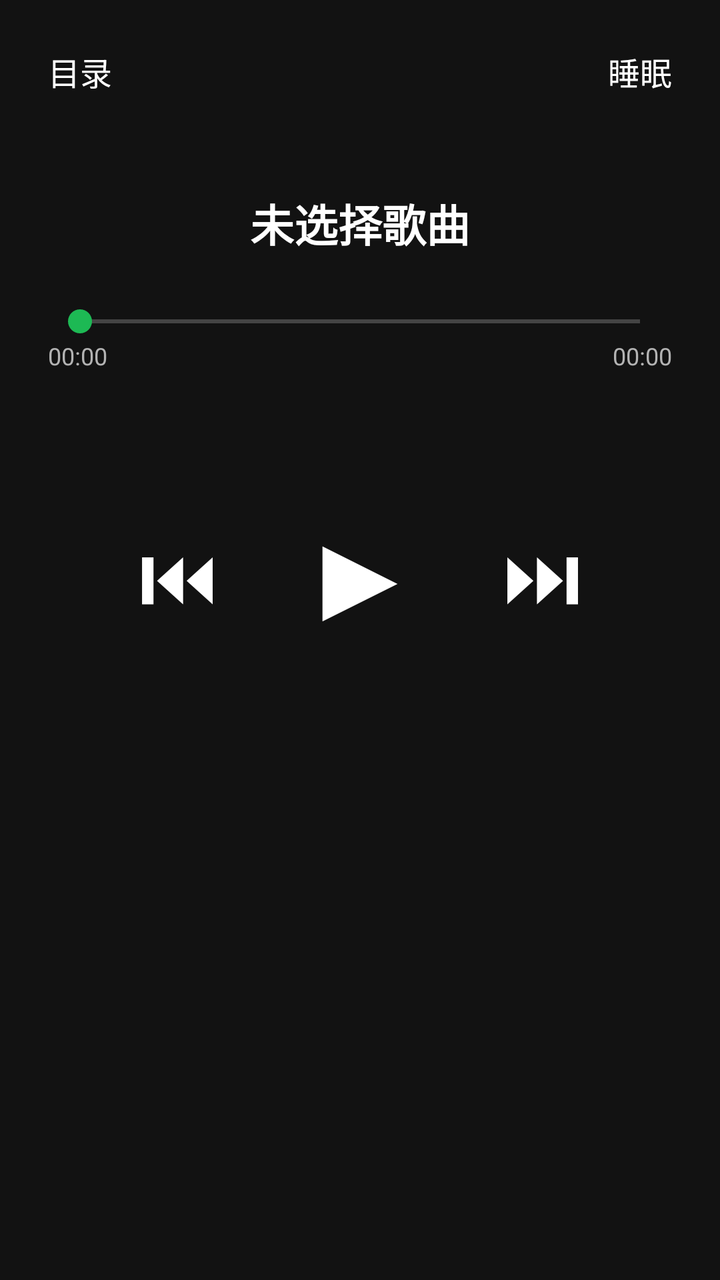
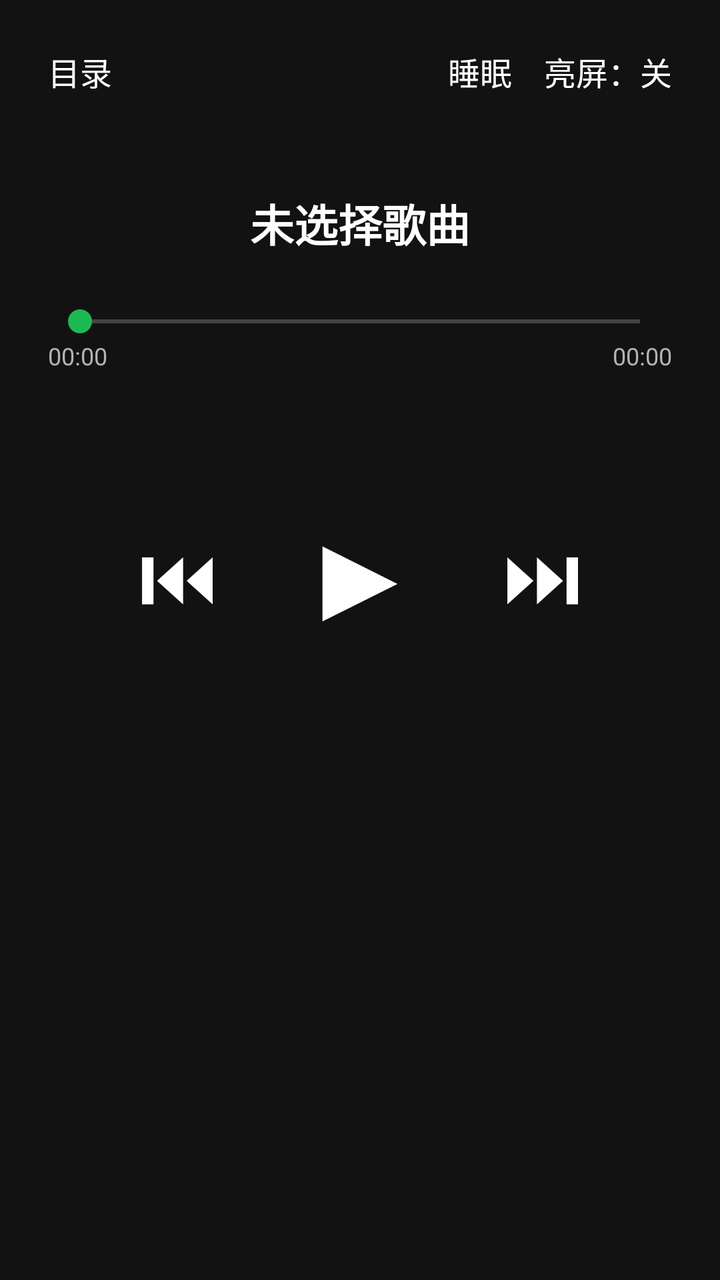

Two renders of the same Android screen: before a commit and after it. Below are the layout's source before the change and the commit's diff.
<!-- AndroidManifest.xml: application theme Theme.LocalMusicPlayer -->
<!-- res/layout/activity_main.xml -->
<?xml version="1.0" encoding="utf-8"?>
<LinearLayout xmlns:android="http://schemas.android.com/apk/res/android"
    android:layout_width="match_parent"
    android:layout_height="match_parent"
    android:orientation="vertical"
    android:background="#121212">

    
    <LinearLayout
        android:layout_width="match_parent"
        android:layout_height="wrap_content"
        android:orientation="horizontal"
        android:gravity="center_vertical"
        android:padding="16dp">

        <TextView
            android:id="@+id/btn_dir"
            android:layout_width="0dp"
            android:layout_height="wrap_content"
            android:layout_weight="1"
            android:text="目录"
            android:textColor="#FFFFFF"
            android:textSize="16sp"
            android:padding="8dp" />

        <TextView
            android:id="@+id/btn_sleep"
            android:layout_width="wrap_content"
            android:layout_height="wrap_content"
            android:text="睡眠"
            android:textColor="#FFFFFF"
            android:textSize="16sp"
            android:padding="8dp" />
    </LinearLayout>

    
    <TextView
        android:id="@+id/tv_song_title"
        android:layout_width="match_parent"
        android:layout_height="wrap_content"
        android:text="未选择歌曲"
        android:textColor="#FFFFFF"
        android:textSize="22sp"
        android:textStyle="bold"
        android:gravity="center"
        android:maxLines="1"
        android:ellipsize="end"
        android:paddingLeft="24dp"
        android:paddingRight="24dp"
        android:paddingTop="24dp" />

    
    <SeekBar
        android:id="@+id/seek_bar"
        android:layout_width="match_parent"
        android:layout_height="wrap_content"
        android:layout_marginTop="24dp"
        android:layout_marginLeft="24dp"
        android:layout_marginRight="24dp"
        android:progressTint="#1DB954"
        android:thumbTint="#1DB954" />

    <LinearLayout
        android:layout_width="match_parent"
        android:layout_height="wrap_content"
        android:orientation="horizontal"
        android:paddingLeft="24dp"
        android:paddingRight="24dp">

        <TextView
            android:id="@+id/tv_current_time"
            android:layout_width="0dp"
            android:layout_height="wrap_content"
            android:layout_weight="1"
            android:text="00:00"
            android:textColor="#B3B3B3"
            android:textSize="12sp" />

        <TextView
            android:id="@+id/tv_total_time"
            android:layout_width="0dp"
            android:layout_height="wrap_content"
            android:layout_weight="1"
            android:gravity="end"
            android:text="00:00"
            android:textColor="#B3B3B3"
            android:textSize="12sp" />
    </LinearLayout>

    
    <LinearLayout
        android:layout_width="match_parent"
        android:layout_height="wrap_content"
        android:orientation="horizontal"
        android:gravity="center"
        android:paddingTop="32dp"
        android:paddingBottom="24dp">

        <TextView
            android:id="@+id/btn_prev"
            android:layout_width="wrap_content"
            android:layout_height="wrap_content"
            android:text="⏮"
            android:textSize="40sp"
            android:textColor="#FFFFFF"
            android:padding="16dp" />

        <TextView
            android:id="@+id/btn_play_pause"
            android:layout_width="wrap_content"
            android:layout_height="wrap_content"
            android:text="▶"
            android:textSize="64sp"
            android:textColor="#FFFFFF"
            android:padding="24dp" />

        <TextView
            android:id="@+id/btn_next"
            android:layout_width="wrap_content"
            android:layout_height="wrap_content"
            android:text="⏭"
            android:textSize="40sp"
            android:textColor="#FFFFFF"
            android:padding="16dp" />
    </LinearLayout>

    
    <ListView
        android:id="@+id/list_songs"
        android:layout_width="match_parent"
        android:layout_height="0dp"
        android:layout_weight="1"
        android:divider="#1F1F1F"
        android:dividerHeight="1dp"
        android:paddingTop="8dp" />

</LinearLayout>
<!-- resources referenced by this layout -->
<resources>
  <style name="Theme.LocalMusicPlayer" parent="Theme.AppCompat.NoActionBar">
          <item name="android:windowBackground">#121212</item>
          <item name="colorPrimary">#1DB954</item>
          <item name="colorPrimaryDark">#121212</item>
          <item name="colorAccent">#1DB954</item>
          
          <item name="android:statusBarColor">#121212</item>
          <item name="android:navigationBarColor">#121212</item>
          
          <item name="alertDialogTheme">@style/Theme.LocalMusicPlayer.Dialog</item>
          <item name="android:alertDialogTheme">@style/Theme.LocalMusicPlayer.Dialog</item>
      </style>
  <style name="Theme.LocalMusicPlayer.Dialog" parent="Theme.AppCompat.Dialog.Alert">
          <item name="android:windowBackground">#1E1E1E</item>
          <item name="android:background">#1E1E1E</item>
          <item name="android:textColorPrimary">#FFFFFF</item>
          <item name="android:textColorSecondary">#B3B3B3</item>
          <item name="android:colorAccent">#1DB954</item>
          <item name="colorAccent">#1DB954</item>
      </style>
</resources>

<!-- the commit's change to res/layout/activity_main.xml (unified diff, before → after) -->
@@ -28,6 +28,15 @@
             android:layout_width="wrap_content"
             android:layout_height="wrap_content"
             android:text="睡眠"
+            android:textColor="#FFFFFF"
+            android:textSize="16sp"
+            android:padding="8dp" />
+
+        <TextView
+            android:id="@+id/btn_screen_resume"
+            android:layout_width="wrap_content"
+            android:layout_height="wrap_content"
+            android:text="亮屏：关"
             android:textColor="#FFFFFF"
             android:textSize="16sp"
             android:padding="8dp" />
